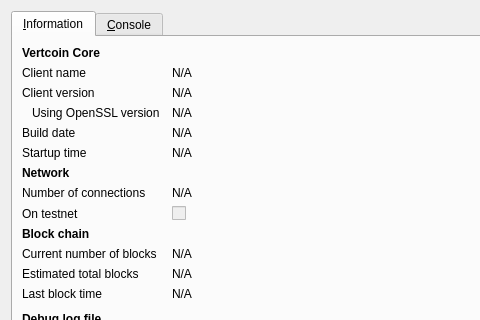
Qt form src/qt/forms/rpcconsole.ui (boomer121/breezecoin) before a commit; both pictures show x 0 to 480 and y 0 to 320 of the 740 by 450 pixel window.
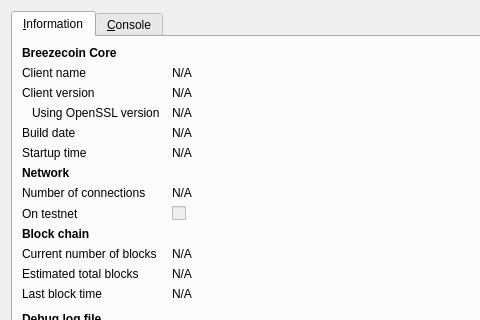
The same form after that commit. Icons and pictures are not drawn.

What changed in the file:
```diff
--- a/src/qt/forms/rpcconsole.ui
+++ b/src/qt/forms/rpcconsole.ui
@@ -36,7 +36,7 @@
           </font>
          </property>
          <property name="text">
-          <string>Vertcoin Core</string>
+          <string>Breezecoin Core</string>
          </property>
         </widget>
        </item>
```
Left out of the diff: 6 changed lines with no effect on the pictures.
